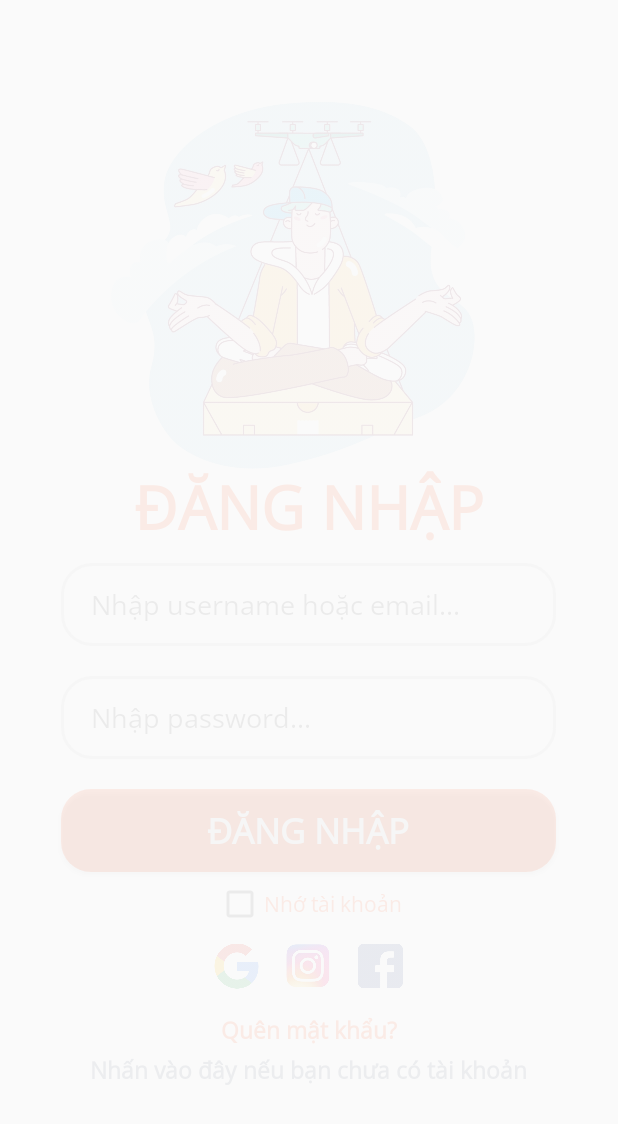
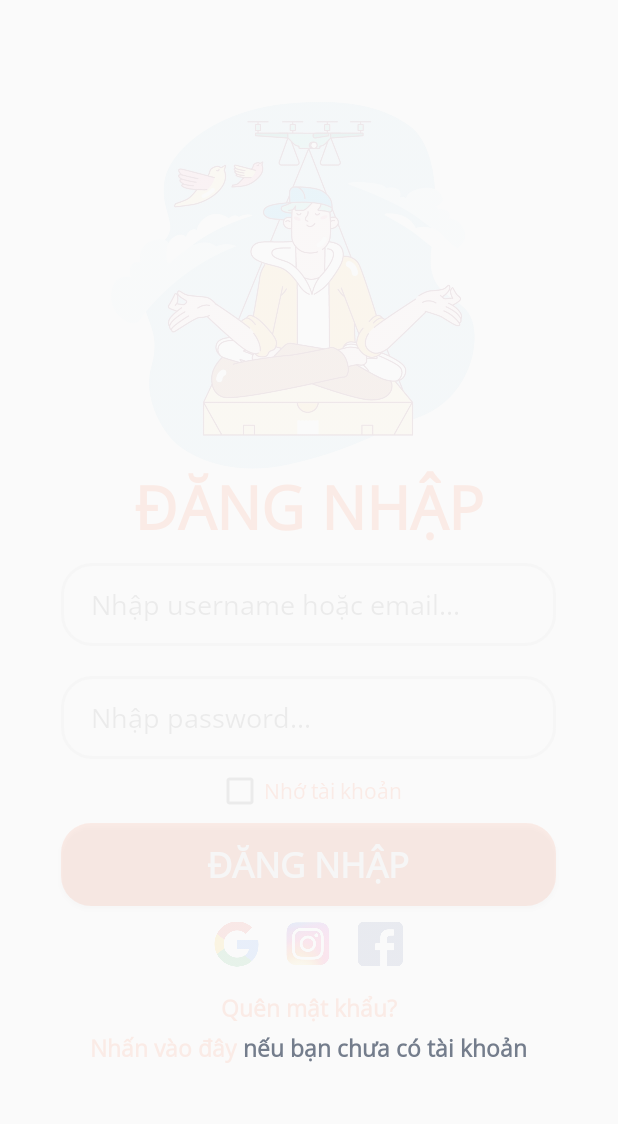
Before and after one commit to duongmien/Android_Food_Order_App, an Android app: the DangNhap screen opened directly, with no data from a screen before it, on a phone screen of 412 x 824 dp. Shown: the top 1124 px of the screen. Run offline under Robolectric (Android 15) with nearby library versions, the phone set to English and light mode, and no system bars.

Commit message:
Mien update

```diff
--- a/app/src/main/res/layout/activity_dang_nhap.xml
+++ b/app/src/main/res/layout/activity_dang_nhap.xml
@@ -63,9 +63,9 @@
         android:id="@+id/bt_login"
         android:layout_width="wrap_content"
         android:layout_height="wrap_content"
-        android:layout_below="@id/pass"
+        android:layout_below="@id/checkbox"
         android:layout_centerHorizontal="true"
-        android:layout_marginTop="20dp"
+        android:layout_marginTop="5dp"
         android:width="330dp"
         android:height="55dp"
         android:background="@drawable/bg_button"
@@ -79,7 +79,7 @@
         android:id="@+id/checkbox"
         android:layout_width="wrap_content"
         android:layout_height="wrap_content"
-        android:layout_below="@id/bt_login"
+        android:layout_below="@id/pass"
         android:layout_centerHorizontal="true"
         android:layout_marginTop="5dp"
         android:fontFamily="@font/opensans"
@@ -90,7 +90,7 @@
         android:id="@+id/img_gg"
         android:layout_width="30dp"
         android:layout_height="40dp"
-        android:layout_below="@id/checkbox"
+        android:layout_below="@id/bt_login"
         android:layout_marginTop="5dp"
         android:layout_toLeftOf="@id/img_IG"
         android:src="@drawable/img_con_gg" />
@@ -99,20 +99,21 @@
         android:id="@+id/img_IG"
         android:layout_width="35dp"
         android:layout_height="40dp"
-        android:layout_below="@id/checkbox"
-        android:layout_marginTop="5dp"
+        android:layout_below="@id/bt_login"
         android:layout_centerHorizontal="true"
         android:layout_marginLeft="15dp"
+        android:layout_marginTop="5dp"
         android:layout_marginRight="15dp"
         android:src="@drawable/img_icon_ig" />
+
     <ImageView
         android:id="@+id/img_fb"
         android:layout_width="30dp"
         android:layout_height="40dp"
-        android:src="@drawable/img_icon_fb"
-        android:layout_below="@id/checkbox"
+        android:layout_below="@id/bt_login"
         android:layout_marginTop="5dp"
-        android:layout_toRightOf="@+id/img_IG"/>
+        android:layout_toRightOf="@+id/img_IG"
+        android:src="@drawable/img_icon_fb" />
 
     <TextView
         android:id="@+id/quenmatkhau"
@@ -126,19 +127,35 @@
         android:textColor="#FF6838"
         android:textSize="15sp"
         android:textStyle="bold" />
-
-    <TextView
-        android:id="@+id/text_signup"
-        android:layout_width="wrap_content"
+    <LinearLayout
+        android:layout_width="match_parent"
         android:layout_height="wrap_content"
         android:layout_below="@id/quenmatkhau"
+        android:gravity="center"
         android:layout_centerHorizontal="true"
-        android:layout_marginTop="5dp"
-        android:fontFamily="@font/opensans"
-        android:text="Nhấn vào đây nếu bạn chưa có tài khoản"
-        android:textColor="#747d8c"
-        android:textSize="15sp"
-        android:textStyle="bold" />
+        android:layout_marginTop="5dp">
+        <TextView
+            android:id="@+id/text_signup"
+            android:layout_width="wrap_content"
+            android:layout_height="wrap_content"
+            android:fontFamily="@font/opensans"
+            android:text="Nhấn vào đây"
+            android:textColor="#FF6838"
+            android:textSize="15sp"
+            android:textStyle="bold" />
+        <TextView
+            android:id="@+id/text_singup2"
+            android:layout_width="wrap_content"
+            android:layout_height="wrap_content"
+            android:fontFamily="@font/opensans"
+            android:layout_toRightOf="@id/text_signup"
+            android:text=" nếu bạn chưa có tài khoản"
+            android:textColor="#747d8c"
+            android:textSize="15sp"
+            android:textStyle="bold" />
+
+    </LinearLayout>
+
 
 
 </RelativeLayout>
```
Also changed, not shown: app/src/main/java/com/myfistapp/food_order_app/Activity/Introduction.java (+2 -30 lines), app/src/main/res/layout/activity_introduction.xml (+3 -47 lines).
